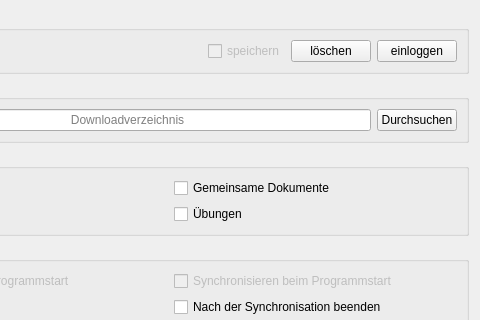
RobertKrajewski/Sync-my-L2P, file options.ui: the form before one commit; both pictures show x 139 to 619 and y 0 to 320 of the 619 by 584 pixel window.
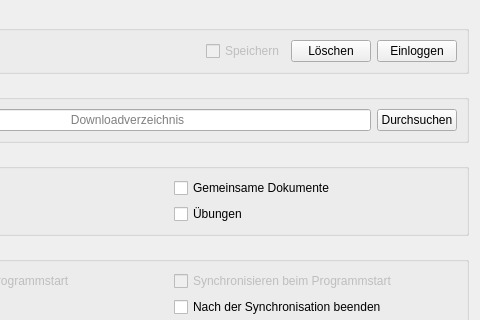
The form after the commit. Icons and pictures are not drawn.

```diff
--- a/options.ui
+++ b/options.ui
@@ -48,7 +48,7 @@
            <bool>false</bool>
           </property>
           <property name="text">
-           <string>speichern</string>
+           <string>Speichern</string>
           </property>
           <property name="checked">
            <bool>false</bool>
@@ -61,14 +61,14 @@
            <bool>true</bool>
           </property>
           <property name="text">
-           <string>löschen</string>
+           <string>Löschen</string>
           </property>
          </widget>
         </item>
         <item>
          <widget class="QPushButton" name="loginPushButton">
           <property name="text">
-           <string>einloggen</string>
+           <string>Einloggen</string>
           </property>
           <property name="icon">
            <iconset resource="icons/icons.qrc">
```
